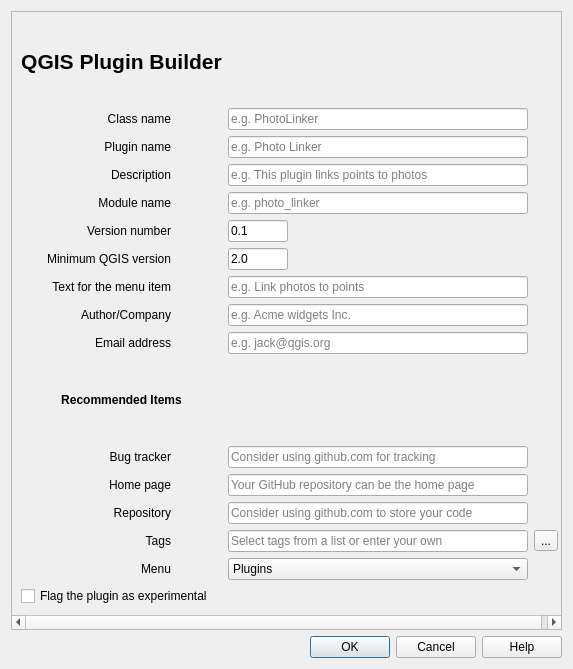
Qt form plugin_builder_dialog_base.ui (g-sherman/Qgis-Plugin-Builder) before a commit.
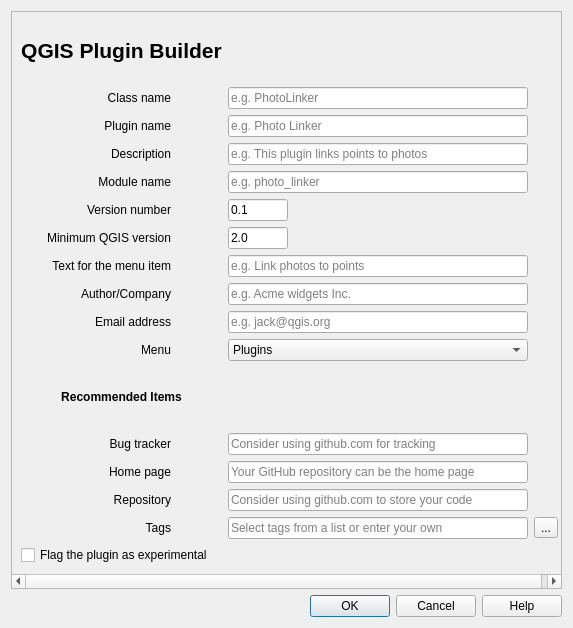
The same form after that commit.

Commit message: Move menu up (out of Recommended); update docs

Diff of the .ui file:
```diff
--- a/plugin_builder_dialog_base.ui
+++ b/plugin_builder_dialog_base.ui
@@ -7,7 +7,7 @@
     <x>0</x>
     <y>0</y>
     <width>573</width>
-    <height>669</height>
+    <height>628</height>
    </rect>
   </property>
   <property name="windowTitle">
@@ -38,7 +38,7 @@
         <x>0</x>
         <y>0</y>
         <width>547</width>
-        <height>603</height>
+        <height>562</height>
        </rect>
       </property>
       <layout class="QGridLayout" name="gridLayout_2">
@@ -515,6 +515,63 @@
         </widget>
        </item>
        <item row="10" column="0">
+        <widget class="QLabel" name="menu_label">
+         <property name="minimumSize">
+          <size>
+           <width>150</width>
+           <height>0</height>
+          </size>
+         </property>
+         <property name="maximumSize">
+          <size>
+           <width>150</width>
+           <height>16777215</height>
+          </size>
+         </property>
+         <property name="text">
+          <string>Menu</string>
+         </property>
+         <property name="alignment">
+          <set>Qt::AlignRight|Qt::AlignTrailing|Qt::AlignVCenter</set>
+         </property>
+         <property name="buddy">
+          <cstring>tags</cstring>
+         </property>
+        </widget>
+       </item>
+       <item row="10" column="1">
+        <widget class="QComboBox" name="menu_location">
+         <property name="toolTip">
+          <string>Choose the main menu where your plugin will reside</string>
+         </property>
+         <item>
+          <property name="text">
+           <string>Plugins</string>
+          </property>
+         </item>
+         <item>
+          <property name="text">
+           <string>Database</string>
+          </property>
+         </item>
+         <item>
+          <property name="text">
+           <string>Raster</string>
+          </property>
+         </item>
+         <item>
+          <property name="text">
+           <string>Vector</string>
+          </property>
+         </item>
+         <item>
+          <property name="text">
+           <string>Web</string>
+          </property>
+         </item>
+        </widget>
+       </item>
+       <item row="11" column="0">
         <widget class="QLabel" name="optional_items_label">
          <property name="font">
           <font>
@@ -530,7 +587,7 @@
          </property>
         </widget>
        </item>
-       <item row="11" column="0">
+       <item row="12" column="0">
         <widget class="QLabel" name="tracker_label">
          <property name="minimumSize">
           <size>
@@ -555,7 +612,7 @@
          </property>
         </widget>
        </item>
-       <item row="11" column="1">
+       <item row="12" column="1">
         <widget class="QLineEdit" name="tracker">
          <property name="minimumSize">
           <size>
@@ -580,7 +637,7 @@
          </property>
         </widget>
        </item>
-       <item row="12" column="0">
+       <item row="13" column="0">
         <widget class="QLabel" name="homepage_label">
          <property name="minimumSize">
           <size>
@@ -605,7 +662,7 @@
          </property>
         </widget>
        </item>
-       <item row="12" column="1">
+       <item row="13" column="1">
         <widget class="QLineEdit" name="homepage">
          <property name="minimumSize">
           <size>
@@ -627,7 +684,7 @@
          </property>
         </widget>
        </item>
-       <item row="13" column="0">
+       <item row="14" column="0">
         <widget class="QLabel" name="repository_label">
          <property name="minimumSize">
           <size>
@@ -652,7 +709,7 @@
          </property>
         </widget>
        </item>
-       <item row="13" column="1">
+       <item row="14" column="1">
         <widget class="QLineEdit" name="repository">
          <property name="minimumSize">
           <size>
@@ -674,7 +731,7 @@
          </property>
         </widget>
        </item>
-       <item row="14" column="0">
+       <item row="15" column="0">
         <widget class="QLabel" name="tags_label">
          <property name="minimumSize">
           <size>
@@ -699,7 +756,7 @@
          </property>
         </widget>
        </item>
-       <item row="14" column="1">
+       <item row="15" column="1">
         <widget class="QLineEdit" name="tags">
          <property name="minimumSize">
           <size>
@@ -721,7 +778,7 @@
          </property>
         </widget>
        </item>
-       <item row="14" column="2">
+       <item row="15" column="2">
         <widget class="QToolButton" name="select_tags">
          <property name="toolTip">
           <string>Select tags</string>
@@ -731,63 +788,6 @@
          </property>
         </widget>
        </item>
-       <item row="15" column="0">
-        <widget class="QLabel" name="menu_label">
-         <property name="minimumSize">
-          <size>
-           <width>150</width>
-           <height>0</height>
-          </size>
-         </property>
-         <property name="maximumSize">
-          <size>
-           <width>150</width>
-           <height>16777215</height>
-          </size>
-         </property>
-         <property name="text">
-          <string>Menu</string>
-         </property>
-         <property name="alignment">
-          <set>Qt::AlignRight|Qt::AlignTrailing|Qt::AlignVCenter</set>
-         </property>
-         <property name="buddy">
-          <cstring>tags</cstring>
-         </property>
-        </widget>
-       </item>
-       <item row="15" column="1">
-        <widget class="QComboBox" name="menu_location">
-         <property name="toolTip">
-          <string>Choose the main menu where your plugin will reside</string>
-         </property>
-         <item>
-          <property name="text">
-           <string>Plugins</string>
-          </property>
-         </item>
-         <item>
-          <property name="text">
-           <string>Database</string>
-          </property>
-         </item>
-         <item>
-          <property name="text">
-           <string>Raster</string>
-          </property>
-         </item>
-         <item>
-          <property name="text">
-           <string>Vector</string>
-          </property>
-         </item>
-         <item>
-          <property name="text">
-           <string>Web</string>
-          </property>
-         </item>
-        </widget>
-       </item>
        <item row="16" column="0" colspan="2">
         <widget class="QCheckBox" name="experimental">
          <property name="text">
```
The commit also changes 2 other files.
